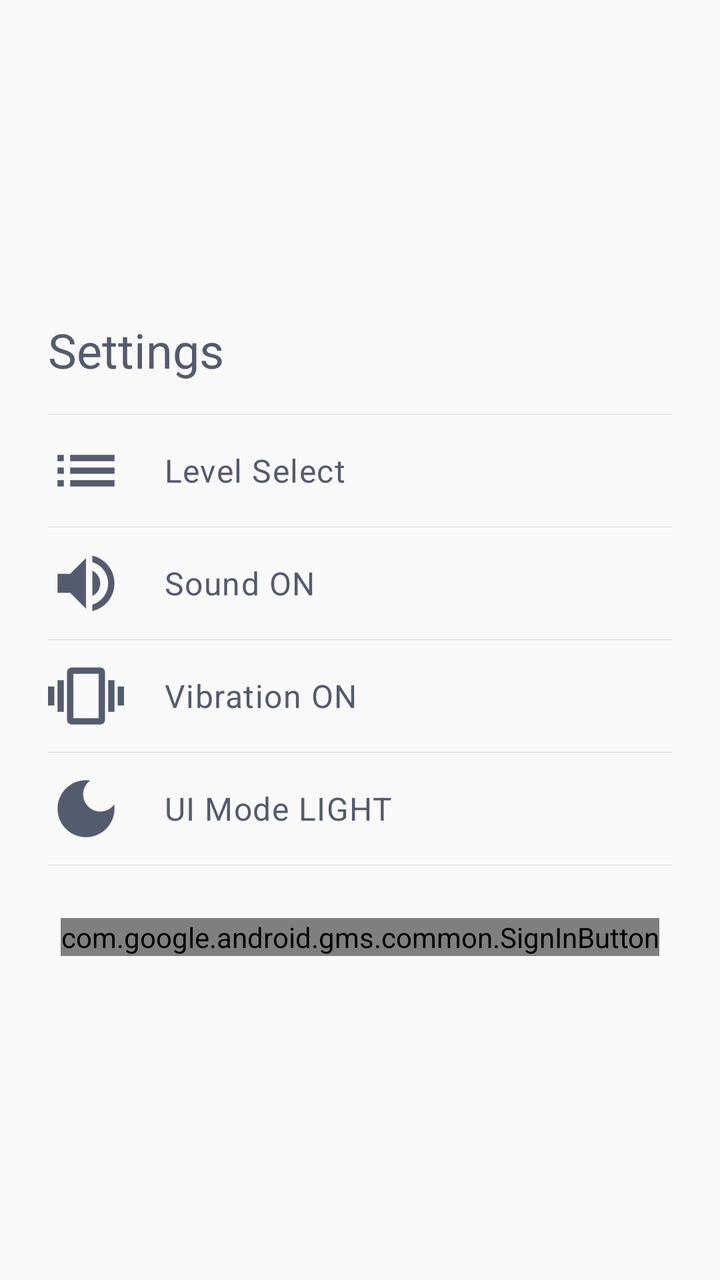
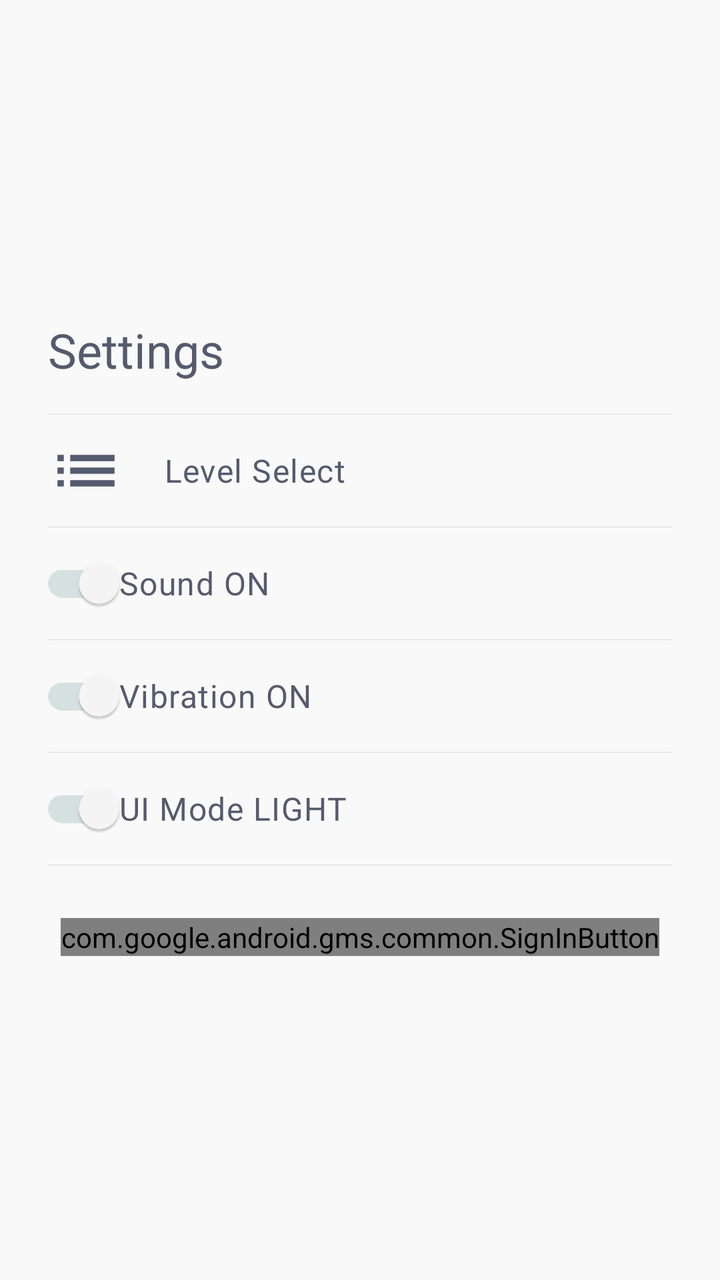

Screens rendered from an Android XML layout before and after an edit, with the pre-edit source and the edit as a unified diff.
<!-- AndroidManifest.xml: application theme Theme.OC -->
<!-- res/layout/settings_fragment.xml -->
<?xml version="1.0" encoding="utf-8"?>
<androidx.appcompat.widget.LinearLayoutCompat xmlns:android="http://schemas.android.com/apk/res/android"
    xmlns:app="http://schemas.android.com/apk/res-auto"
    xmlns:tools="http://schemas.android.com/tools"
    android:layout_width="match_parent"
    android:layout_height="wrap_content"
    android:gravity="center"
    android:orientation="vertical"
    android:paddingVertical="@dimen/default_large_margin"
    app:divider="@drawable/divider"
    app:dividerPadding="@dimen/simple_dialog_left_margin"
    app:showDividers="middle">

    <androidx.appcompat.widget.LinearLayoutCompat
        android:id="@+id/hints_dialog_title"
        android:layout_width="match_parent"
        android:layout_height="@dimen/simple_dialog_header_height"
        android:orientation="horizontal">

        <androidx.appcompat.widget.AppCompatTextView
            android:layout_width="wrap_content"
            android:layout_height="wrap_content"
            android:layout_gravity="center_vertical"
            android:layout_marginStart="@dimen/simple_dialog_left_margin"
            android:text="@string/settings"
            android:textAppearance="@style/TextAppearance.OC.Headline5" />
    </androidx.appcompat.widget.LinearLayoutCompat>

    <androidx.appcompat.widget.LinearLayoutCompat
        android:id="@+id/level_select_button"
        android:layout_width="match_parent"
        android:layout_height="@dimen/simple_dialog_item_height"
        android:background="?android:attr/selectableItemBackground"
        android:clickable="true"
        android:focusable="true"
        android:orientation="horizontal">

        <androidx.appcompat.widget.AppCompatImageView
            android:layout_width="wrap_content"
            android:layout_height="wrap_content"
            android:layout_gravity="center_vertical"
            android:layout_marginStart="@dimen/simple_dialog_left_margin"
            android:layout_marginEnd="@dimen/simple_dialog_divider_margin"
            android:contentDescription="@string/level_select"
            android:src="@drawable/outline_grid_on_black_24"
            app:tint="@color/colorOnPrimary"
            tools:ignore="RtlSymmetry" />

        <androidx.appcompat.widget.AppCompatTextView
            android:layout_width="wrap_content"
            android:layout_height="wrap_content"
            android:layout_gravity="center_vertical"
            android:text="@string/level_select"
            android:textAppearance="@style/TextAppearance.OC.Body1" />
    </androidx.appcompat.widget.LinearLayoutCompat>

    <androidx.appcompat.widget.LinearLayoutCompat
        android:id="@+id/sound_button"
        android:layout_width="match_parent"
        android:layout_height="@dimen/simple_dialog_item_height"
        android:background="?android:attr/selectableItemBackground"
        android:clickable="true"
        android:focusable="true"
        android:orientation="horizontal">

        <androidx.appcompat.widget.AppCompatImageView
            android:layout_width="wrap_content"
            android:layout_height="wrap_content"
            android:layout_gravity="center_vertical"
            android:layout_marginStart="@dimen/simple_dialog_left_margin"
            android:layout_marginEnd="@dimen/simple_dialog_divider_margin"
            android:contentDescription="@string/sound_on"
            android:src="@drawable/volume_icon"
            app:tint="@color/colorOnPrimary"
            tools:ignore="RtlSymmetry" />

        <androidx.appcompat.widget.AppCompatTextView
            android:layout_width="wrap_content"
            android:layout_height="wrap_content"
            android:layout_gravity="center_vertical"
            android:text="@string/sound_on"
            android:textAppearance="@style/TextAppearance.OC.Body1" />
    </androidx.appcompat.widget.LinearLayoutCompat>

    <androidx.appcompat.widget.LinearLayoutCompat
        android:id="@+id/vibration_button"
        android:layout_width="match_parent"
        android:layout_height="@dimen/simple_dialog_item_height"
        android:background="?android:attr/selectableItemBackground"
        android:clickable="true"
        android:focusable="true"
        android:orientation="horizontal">

        <androidx.appcompat.widget.AppCompatImageView
            android:layout_width="wrap_content"
            android:layout_height="wrap_content"
            android:layout_gravity="center_vertical"
            android:layout_marginStart="@dimen/simple_dialog_left_margin"
            android:layout_marginEnd="@dimen/simple_dialog_divider_margin"
            android:contentDescription="@string/vibration_on"
            android:src="@drawable/vibration_icon"
            app:tint="@color/colorOnPrimary"
            tools:ignore="RtlSymmetry" />

        <androidx.appcompat.widget.AppCompatTextView
            android:layout_width="wrap_content"
            android:layout_height="wrap_content"
            android:layout_gravity="center_vertical"
            android:text="@string/vibration_on"
            android:textAppearance="@style/TextAppearance.OC.Body1" />
    </androidx.appcompat.widget.LinearLayoutCompat>

    <androidx.appcompat.widget.LinearLayoutCompat
        android:id="@+id/ui_mode_button"
        android:layout_width="match_parent"
        android:layout_height="@dimen/simple_dialog_item_height"
        android:background="?android:attr/selectableItemBackground"
        android:clickable="true"
        android:focusable="true"
        android:orientation="horizontal">

        <androidx.appcompat.widget.AppCompatImageView
            android:layout_width="wrap_content"
            android:layout_height="wrap_content"
            android:layout_gravity="center_vertical"
            android:layout_marginStart="@dimen/simple_dialog_left_margin"
            android:layout_marginEnd="@dimen/simple_dialog_divider_margin"
            android:contentDescription="@string/ui_mode_light"
            android:src="@drawable/dark_icon"
            app:tint="@color/colorOnPrimary"
            tools:ignore="RtlSymmetry" />

        <androidx.appcompat.widget.AppCompatTextView
            android:layout_width="wrap_content"
            android:layout_height="wrap_content"
            android:layout_gravity="center_vertical"
            android:text="@string/ui_mode_light"
            android:textAppearance="@style/TextAppearance.OC.Body1" />
    </androidx.appcompat.widget.LinearLayoutCompat>

    <androidx.appcompat.widget.LinearLayoutCompat
        android:layout_width="match_parent"
        android:layout_height="@dimen/simple_dialog_item_height"
        android:layout_marginTop="@dimen/default_margin"
        android:gravity="center"
        android:orientation="vertical">

        <com.google.android.gms.common.SignInButton
            android:id="@+id/google_sign_in_button"
            android:layout_width="wrap_content"
            android:layout_height="wrap_content"
            android:layout_marginHorizontal="@dimen/simple_dialog_left_margin" />
    </androidx.appcompat.widget.LinearLayoutCompat>
</androidx.appcompat.widget.LinearLayoutCompat>
<!-- resources referenced by this layout -->
<resources>
  <color name="colorOnPrimary">#555b6e</color>
  <dimen name="default_large_margin">16dp</dimen>
  <dimen name="default_margin">8dp</dimen>
  <dimen name="simple_dialog_divider_margin">20dp</dimen>
  <dimen name="simple_dialog_header_height">64dp</dimen>
  <dimen name="simple_dialog_item_height">56dp</dimen>
  <dimen name="simple_dialog_left_margin">24dp</dimen>
  <!-- drawable dark_icon: png bitmap (drawable-hdpi, 917 bytes) -->
  <!-- drawable divider (drawable) -->
  <?xml version="1.0" encoding="utf-8"?>
  <shape xmlns:android="http://schemas.android.com/apk/res/android" >
      <size android:height=".1dp"/>
      <solid android:color="@color/itemDividerColor"/>
  </shape>
  <!-- drawable vibration_icon: png bitmap (drawable-hdpi, 544 bytes) -->
  <!-- drawable volume_icon: png bitmap (drawable-hdpi, 1134 bytes) -->
  <string name="level_select">Level Select</string>
  <string name="settings">Settings</string>
  <string name="sound_on">Sound ON</string>
  <string name="ui_mode_light">UI Mode LIGHT</string>
  <string name="vibration_on">Vibration ON</string>
  <style name="TextAppearance.OC.Body1" parent="TextAppearance.MaterialComponents.Body1">
          <item name="fontFamily">@font/yantramanav_medium</item>
          <item name="android:textColor">@color/colorOnPrimary</item>
      </style>
  <style name="TextAppearance.OC.Headline5" parent="TextAppearance.MaterialComponents.Headline5">
          <item name="fontFamily">@font/yantramanav_bold</item>
          <item name="android:textColor">@color/colorOnPrimary</item>
      </style>
  <color name="itemDividerColor">#DAD8D8</color>
  <color name="colorPrimary">#89b0ae</color>
  <color name="colorPrimaryVariant">#89b0ae</color>
  <color name="colorSecondary">#bee3db</color>
  <color name="colorSecondaryVariant">#555b6e</color>
  <color name="colorOnSecondary">#89b0ae</color>
  <color name="colorBackground">#faf9f9</color>
  <color name="colorOnBackground">#89b0ae</color>
  <color name="colorSurface">#faf9f9</color>
  <color name="colorOnSurface">#89b0ae</color>
  <color name="colorError">#EE3502</color>
  <color name="colorOnError">#faf9f9</color>
  <color name="navigationBarColor">#80797D88</color>
  <style name="ThemeOverlay.App.MaterialAlertDialog" parent="ThemeOverlay.MaterialComponents.MaterialAlertDialog">
          <item name="colorPrimary">@color/colorOnPrimary</item>
          <item name="colorSecondary">@color/colorSecondary</item>
          <item name="colorSurface">@color/colorSurface</item>
          <item name="colorOnSurface">@color/colorOnPrimary</item>
          <item name="android:backgroundTint">@color/colorSurface</item>
          <item name="titleTextColor">@color/colorSurface</item>
      </style>
  <style name="HehBottomSheetDialogTheme" parent="@style/ThemeOverlay.MaterialComponents.BottomSheetDialog">
          <item name="bottomSheetStyle">@style/HehCustomBottomSheet</item>
      </style>
  <style name="HehCustomBottomSheet" parent="Widget.MaterialComponents.BottomSheet">
          <item name="shapeAppearanceOverlay">@style/CustomShapeAppearanceBottomSheetDialog</item>
      </style>
  <style name="CustomShapeAppearanceBottomSheetDialog">
          <item name="cornerFamily">rounded</item>
          <item name="cornerSizeTopRight">@dimen/default_large_margin</item>
          <item name="cornerSizeTopLeft">@dimen/default_large_margin</item>
          <item name="android:layout_margin">@dimen/default_large_margin</item>
          <item name="cornerSizeBottomRight">0dp</item>
          <item name="cornerSizeBottomLeft">0dp</item>
      </style>
  <!-- unchanged entries left out for length: 3 -->
</resources>

<!-- the commit's change to res/layout/settings_fragment.xml (unified diff, before → after) -->
@@ -63,23 +63,18 @@
         android:focusable="true"
         android:orientation="horizontal">
 
-        <androidx.appcompat.widget.AppCompatImageView
+        <com.google.android.material.switchmaterial.SwitchMaterial
+            android:id="@+id/sound_switch"
             android:layout_width="wrap_content"
             android:layout_height="wrap_content"
             android:layout_gravity="center_vertical"
             android:layout_marginStart="@dimen/simple_dialog_left_margin"
             android:layout_marginEnd="@dimen/simple_dialog_divider_margin"
-            android:contentDescription="@string/sound_on"
-            android:src="@drawable/volume_icon"
-            app:tint="@color/colorOnPrimary"
-            tools:ignore="RtlSymmetry" />
+            android:layoutDirection="rtl"
+            android:text="@string/sound_on_text"
+            android:textAppearance="@style/TextAppearance.OC.Body1"
+            android:textColor="@color/colorOnPrimary" />
 
-        <androidx.appcompat.widget.AppCompatTextView
-            android:layout_width="wrap_content"
-            android:layout_height="wrap_content"
-            android:layout_gravity="center_vertical"
-            android:text="@string/sound_on"
-            android:textAppearance="@style/TextAppearance.OC.Body1" />
     </androidx.appcompat.widget.LinearLayoutCompat>
 
     <androidx.appcompat.widget.LinearLayoutCompat
@@ -91,23 +86,17 @@
         android:focusable="true"
         android:orientation="horizontal">
 
-        <androidx.appcompat.widget.AppCompatImageView
+        <com.google.android.material.switchmaterial.SwitchMaterial
+            android:id="@+id/vibration_switch"
             android:layout_width="wrap_content"
             android:layout_height="wrap_content"
             android:layout_gravity="center_vertical"
             android:layout_marginStart="@dimen/simple_dialog_left_margin"
             android:layout_marginEnd="@dimen/simple_dialog_divider_margin"
-            android:contentDescription="@string/vibration_on"
-            android:src="@drawable/vibration_icon"
-            app:tint="@color/colorOnPrimary"
-            tools:ignore="RtlSymmetry" />
-
-        <androidx.appcompat.widget.AppCompatTextView
-            android:layout_width="wrap_content"
-            android:layout_height="wrap_content"
-            android:layout_gravity="center_vertical"
-            android:text="@string/vibration_on"
-            android:textAppearance="@style/TextAppearance.OC.Body1" />
+            android:layoutDirection="rtl"
+            android:text="@string/vibration_on_text"
+            android:textAppearance="@style/TextAppearance.OC.Body1"
+            android:textColor="@color/colorOnPrimary" />
     </androidx.appcompat.widget.LinearLayoutCompat>
 
     <androidx.appcompat.widget.LinearLayoutCompat
@@ -119,23 +108,18 @@
         android:focusable="true"
         android:orientation="horizontal">
 
-        <androidx.appcompat.widget.AppCompatImageView
+        <com.google.android.material.switchmaterial.SwitchMaterial
+            android:id="@+id/ui_switch"
             android:layout_width="wrap_content"
             android:layout_height="wrap_content"
             android:layout_gravity="center_vertical"
             android:layout_marginStart="@dimen/simple_dialog_left_margin"
             android:layout_marginEnd="@dimen/simple_dialog_divider_margin"
-            android:contentDescription="@string/ui_mode_light"
-            android:src="@drawable/dark_icon"
-            app:tint="@color/colorOnPrimary"
-            tools:ignore="RtlSymmetry" />
+            android:layoutDirection="rtl"
+            android:text="@string/ui_mode_light_text"
+            android:textAppearance="@style/TextAppearance.OC.Body1"
+            android:textColor="@color/colorOnPrimary" />
 
-        <androidx.appcompat.widget.AppCompatTextView
-            android:layout_width="wrap_content"
-            android:layout_height="wrap_content"
-            android:layout_gravity="center_vertical"
-            android:text="@string/ui_mode_light"
-            android:textAppearance="@style/TextAppearance.OC.Body1" />
     </androidx.appcompat.widget.LinearLayoutCompat>
 
     <androidx.appcompat.widget.LinearLayoutCompat
<!-- resource entries referenced after the edit -->
@@ -7,20 +7,17 @@
   <dimen name="simple_dialog_header_height">64dp</dimen>
   <dimen name="simple_dialog_item_height">56dp</dimen>
   <dimen name="simple_dialog_left_margin">24dp</dimen>
-  <!-- drawable dark_icon: png bitmap (drawable-hdpi, 917 bytes) -->
   <!-- drawable divider (drawable) -->
   <?xml version="1.0" encoding="utf-8"?>
   <shape xmlns:android="http://schemas.android.com/apk/res/android" >
       <size android:height=".1dp"/>
       <solid android:color="@color/itemDividerColor"/>
   </shape>
-  <!-- drawable vibration_icon: png bitmap (drawable-hdpi, 544 bytes) -->
-  <!-- drawable volume_icon: png bitmap (drawable-hdpi, 1134 bytes) -->
   <string name="level_select">Level Select</string>
   <string name="settings">Settings</string>
-  <string name="sound_on">Sound ON</string>
-  <string name="ui_mode_light">UI Mode LIGHT</string>
-  <string name="vibration_on">Vibration ON</string>
+  <string name="sound_on_text">Sound ON</string>
+  <string name="ui_mode_light_text">UI Mode LIGHT</string>
+  <string name="vibration_on_text">Vibration ON</string>
   <style name="TextAppearance.OC.Body1" parent="TextAppearance.MaterialComponents.Body1">
           <item name="fontFamily">@font/yantramanav_medium</item>
           <item name="android:textColor">@color/colorOnPrimary</item>
